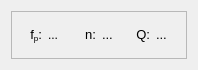
First picture: the form in app/designer/aux_widgets/pole_block.ui, repository grupo-tc-volcan/TP4, before the edit.
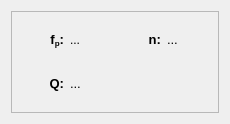
Second picture: the form after the edit.

The edit to the form file:
```diff
--- a/app/designer/aux_widgets/pole_block.ui
+++ b/app/designer/aux_widgets/pole_block.ui
@@ -6,13 +6,13 @@
    <rect>
     <x>0</x>
     <y>0</y>
-    <width>198</width>
-    <height>70</height>
+    <width>230</width>
+    <height>124</height>
    </rect>
   </property>
   <property name="maximumSize">
    <size>
-    <width>198</width>
+    <width>270</width>
     <height>16777215</height>
    </size>
   </property>
@@ -38,24 +38,17 @@
       <number>1</number>
      </property>
      <layout class="QGridLayout" name="gridLayout_2">
-      <item row="0" column="4">
-       <widget class="QLabel" name="label_4">
-        <property name="text">
-         <string>&lt;html&gt;&lt;head/&gt;&lt;body&gt;&lt;p align=&quot;right&quot;&gt;&lt;span style=&quot; font-size:10pt;&quot;&gt;Q:&lt;/span&gt;&lt;/p&gt;&lt;/body&gt;&lt;/html&gt;</string>
-        </property>
-       </widget>
-      </item>
       <item row="0" column="0">
        <widget class="QLabel" name="label_3">
         <property name="text">
-         <string>&lt;html&gt;&lt;head/&gt;&lt;body&gt;&lt;p align=&quot;right&quot;&gt;&lt;span style=&quot; font-size:10pt;&quot;&gt;f&lt;/span&gt;&lt;span style=&quot; font-size:10pt; vertical-align:sub;&quot;&gt;p&lt;/span&gt;&lt;span style=&quot; font-size:10pt;&quot;&gt;:&lt;/span&gt;&lt;/p&gt;&lt;/body&gt;&lt;/html&gt;</string>
+         <string>&lt;html&gt;&lt;head/&gt;&lt;body&gt;&lt;p align=&quot;right&quot;&gt;&lt;span style=&quot; font-size:10pt; font-weight:600;&quot;&gt;f&lt;/span&gt;&lt;span style=&quot; font-size:10pt; font-weight:600; vertical-align:sub;&quot;&gt;p&lt;/span&gt;&lt;span style=&quot; font-size:10pt; font-weight:600;&quot;&gt;:&lt;/span&gt;&lt;/p&gt;&lt;/body&gt;&lt;/html&gt;</string>
         </property>
        </widget>
       </item>
-      <item row="0" column="5">
-       <widget class="QLabel" name="q_val">
+      <item row="0" column="2">
+       <widget class="QLabel" name="label">
         <property name="text">
-         <string>&lt;html&gt;&lt;head/&gt;&lt;body&gt;&lt;p&gt;&lt;span style=&quot; font-size:10pt;&quot;&gt;...&lt;/span&gt;&lt;/p&gt;&lt;/body&gt;&lt;/html&gt;</string>
+         <string>&lt;html&gt;&lt;head/&gt;&lt;body&gt;&lt;p align=&quot;right&quot;&gt;&lt;span style=&quot; font-size:10pt; font-weight:600;&quot;&gt;n:&lt;/span&gt;&lt;/p&gt;&lt;/body&gt;&lt;/html&gt;</string>
         </property>
        </widget>
       </item>
@@ -66,13 +59,6 @@
         </property>
        </widget>
       </item>
-      <item row="0" column="2">
-       <widget class="QLabel" name="label">
-        <property name="text">
-         <string>&lt;html&gt;&lt;head/&gt;&lt;body&gt;&lt;p align=&quot;right&quot;&gt;&lt;span style=&quot; font-size:10pt;&quot;&gt;n:&lt;/span&gt;&lt;/p&gt;&lt;/body&gt;&lt;/html&gt;</string>
-        </property>
-       </widget>
-      </item>
       <item row="0" column="3">
        <widget class="QLabel" name="order">
         <property name="text">
@@ -80,6 +66,20 @@
         </property>
        </widget>
       </item>
+      <item row="1" column="0">
+       <widget class="QLabel" name="label_4">
+        <property name="text">
+         <string>&lt;html&gt;&lt;head/&gt;&lt;body&gt;&lt;p align=&quot;right&quot;&gt;&lt;span style=&quot; font-size:10pt; font-weight:600;&quot;&gt;Q:&lt;/span&gt;&lt;/p&gt;&lt;/body&gt;&lt;/html&gt;</string>
+        </property>
+       </widget>
+      </item>
+      <item row="1" column="1">
+       <widget class="QLabel" name="q_val">
+        <property name="text">
+         <string>&lt;html&gt;&lt;head/&gt;&lt;body&gt;&lt;p&gt;&lt;span style=&quot; font-size:10pt;&quot;&gt;...&lt;/span&gt;&lt;/p&gt;&lt;/body&gt;&lt;/html&gt;</string>
+        </property>
+       </widget>
+      </item>
      </layout>
     </widget>
    </item>
```
